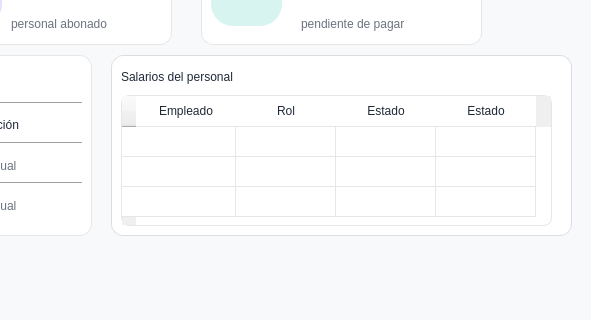
Before: the Qt Designer form Proyecto/src/vista/Ui/interfaz_contable_gestion_económica.ui in smonts01/Ingenieria-del-software, drawn with Qt 5; both pictures show x 609 to 1200 and y 255 to 575 of the 1200 by 700 pixel window.
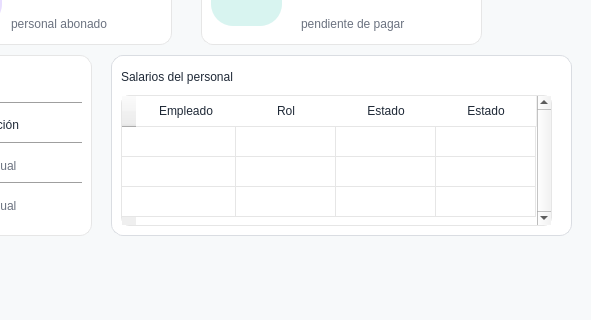
After: the same form once the commit is applied. Icons and pictures are not drawn.

What changed in the file:
```diff
--- a/Proyecto/src/vista/Ui/interfaz_contable_gestion_económica.ui
+++ b/Proyecto/src/vista/Ui/interfaz_contable_gestion_económica.ui
@@ -1218,6 +1218,9 @@
         <height>131</height>
        </rect>
       </property>
+      <property name="verticalScrollBarPolicy">
+       <enum>Qt::ScrollBarAlwaysOn</enum>
+      </property>
       <row>
        <property name="text">
         <string/>
```
